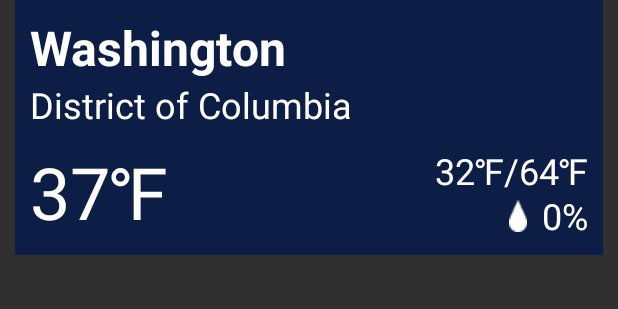
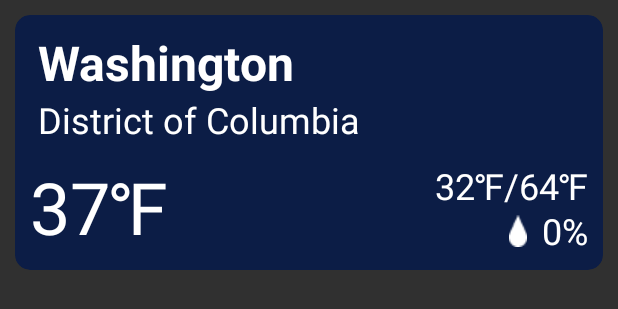
Before and after one commit to nathanachang/WeatherApp, an Android app built with Jetpack Compose: the layout item_city.xml on its own in the app's theme, with its tools: preview values and no code run, on a phone screen of 412 x 824 dp. Shown: the top 309 px of the screen. Run offline under Robolectric (Android 15) with nearby library versions, the phone set to English and light mode, and no system bars.

Commit message:
updated view and added navigation infra

```diff
--- a/app/build.gradle.kts
+++ b/app/build.gradle.kts
@@ -1,6 +1,7 @@
 plugins {
     id("com.android.application")
     id("org.jetbrains.kotlin.android")
+    id("androidx.navigation.safeargs.kotlin")
 }
 
 android {
@@ -51,6 +52,9 @@ android {
 }
 
 dependencies {
+    implementation("androidx.navigation:navigation-fragment:2.2.2")
+    implementation("androidx.navigation:navigation-ui:2.2.2")
+    implementation("androidx.cardview:cardview:1.0.0")
     implementation("androidx.navigation:navigation-fragment-ktx:2.2.2")
     implementation("androidx.fragment:fragment:1.2.5")
     implementation("com.squareup.moshi:moshi-kotlin:1.14.0")
--- a/app/src/main/java/com/capstone/weatherapp/CityListFragment.kt
+++ b/app/src/main/java/com/capstone/weatherapp/CityListFragment.kt
@@ -42,4 +42,5 @@ class CityListFragment : Fragment() {
         }
         viewModel.getCities()
     }
+
 }
--- a/app/src/main/java/com/capstone/weatherapp/CityListViewModel.kt
+++ b/app/src/main/java/com/capstone/weatherapp/CityListViewModel.kt
@@ -5,7 +5,7 @@ import androidx.lifecycle.MutableLiveData
 import androidx.lifecycle.viewModelScope
 import kotlinx.coroutines.launch
 
-private const val CITIES = "2643741,2644688,2633352,2654675,2988507,2990969,2911298,2925535,2950159,3120501,3128760,5128581,4140963,4930956,5106834,5391959,5368361,5809844,4099974,4440906"
+private const val CITIES = "4772354,5368361,5128581,4887398,4699066,5809844,5856195,5419384,5391959,4684888,5746545,4990729,4335045"
 private const val APIKEY = "6849ae760f417fb8188f4bb7fd0d92fc"
 private const val UNITS = "imperial"
 
--- a/app/src/main/java/com/capstone/weatherapp/MainActivity.kt
+++ b/app/src/main/java/com/capstone/weatherapp/MainActivity.kt
@@ -3,13 +3,19 @@ package com.capstone.weatherapp
 import android.os.Bundle
 import android.view.View
 import androidx.appcompat.app.AppCompatActivity
+import androidx.navigation.NavController
+import androidx.navigation.fragment.NavHostFragment
 import com.capstone.weatherapp.databinding.ActivityMainBinding
 
 class MainActivity : AppCompatActivity() {
+    private lateinit var navController: NavController
     override fun onCreate(savedInstanceState: Bundle?) {
         super.onCreate(savedInstanceState)
 
         val binding = ActivityMainBinding.inflate(layoutInflater)
         setContentView(binding.root)
+
+        val navHostFragment = supportFragmentManager.findFragmentById(R.id.nav_host_fragment) as NavHostFragment
+        navController = navHostFragment.navController
     }
 }
--- a/app/src/main/res/layout/item_city.xml
+++ b/app/src/main/res/layout/item_city.xml
@@ -1,4 +1,14 @@
 <?xml version="1.0" encoding="utf-8"?>
+<androidx.cardview.widget.CardView
+    xmlns:android="http://schemas.android.com/apk/res/android"
+    xmlns:app="http://schemas.android.com/apk/res-auto"
+    android:layout_width="match_parent"
+    android:layout_height="wrap_content"
+    app:cardCornerRadius="10dp"
+    app:cardBackgroundColor="#0C1D46"
+    android:layout_margin="10dp"
+    android:elevation="4dp">
+
     <androidx.constraintlayout.widget.ConstraintLayout
         xmlns:android="http://schemas.android.com/apk/res/android"
         xmlns:app="http://schemas.android.com/apk/res-auto"
@@ -6,10 +16,7 @@
         android:orientation="horizontal"
         android:layout_width="match_parent"
         android:layout_height="170dp"
-    android:layout_marginBottom="20dp"
-    android:layout_marginHorizontal="10dp"
         android:gravity="center_vertical"
-    android:background="#0C1D46"
         >
 
         <TextView
@@ -17,7 +24,7 @@
             android:layout_width="wrap_content"
             android:layout_height="wrap_content"
             android:paddingTop="10dp"
-        android:paddingLeft="10dp"
+            android:paddingLeft="15dp"
             android:textColor="@color/white"
             android:textSize="32sp"
             android:textStyle="bold"
@@ -29,7 +36,7 @@
             android:id="@+id/country"
             android:layout_width="wrap_content"
             android:layout_height="wrap_content"
-        android:paddingLeft="10dp"
+            android:paddingLeft="15dp"
             android:textColor="@color/white"
             android:textSize="24sp"
             app:layout_constraintStart_toStartOf="@id/city_name"
@@ -83,3 +90,4 @@
             tools:src="@drawable/humidity_indicator"/>
 
     </androidx.constraintlayout.widget.ConstraintLayout>
+</androidx.cardview.widget.CardView>
--- a/app/src/main/res/values/strings.xml
+++ b/app/src/main/res/values/strings.xml
@@ -1,3 +1,5 @@
 <resources>
     <string name="app_name">WeatherApp</string>
+    <!-- TODO: Remove or change this placeholder text -->
+    <string name="hello_blank_fragment">Hello blank fragment</string>
 </resources>
```
Also changed, not shown: app/src/main/java/com/capstone/weatherapp/CityListAdapter.kt (+10 -3 lines), app/src/main/java/com/capstone/weatherapp/DetailsFragment.kt (added, +59 -0 lines), app/src/main/res/layout/activity_main.xml (+14 -0 lines), app/src/main/res/layout/fragment_details.xml (added, +14 -0 lines), app/src/main/res/navigation/nav_graph.xml (added, +21 -0 lines), build.gradle.kts (+8 -0 lines). Lines whose indentation alone changed are shown as unchanged.
